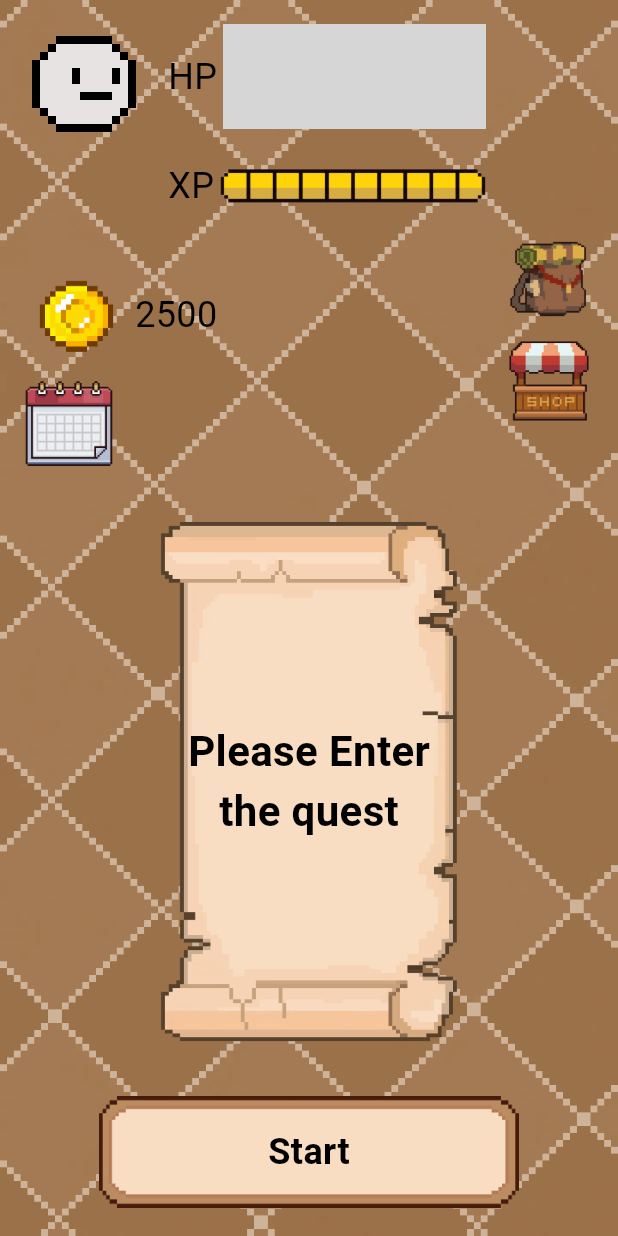
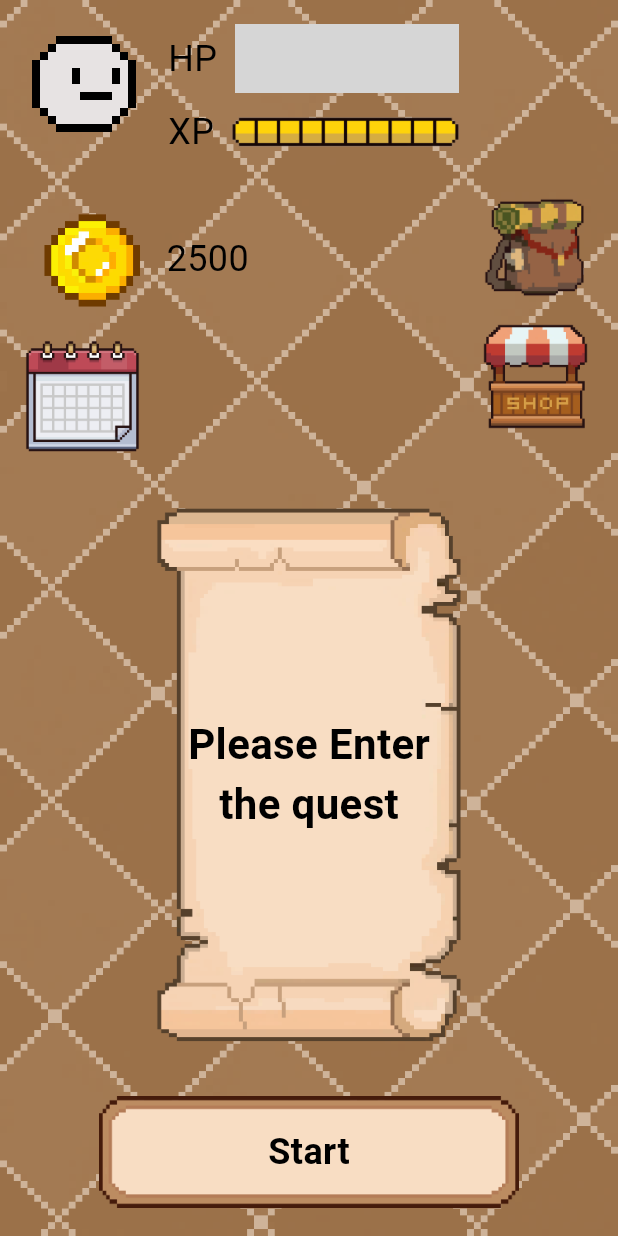
Before and after one commit to mi-noong/QuestLog_Front, a Flutter app: the HomeScreen screen opened directly, on a phone screen of 412 x 824 dp. Run offline on Flutter 3.47's test engine with Material 3 defaults, Android fonts, the phone set to English and light mode, and no system bars; our stand-ins replace flutter_local_notifications, shared_preferences, timezone; accounts and stored records are empty; Roboto replaces fonts that are missing (DungGeunMo); grey boxes are pictures that could not be loaded.

Commit message:
Update HomeScreen.dart

```diff
--- a/lib/HomeScreen.dart
+++ b/lib/HomeScreen.dart
@@ -1,7 +1,16 @@
 import 'package:flutter/material.dart';
 
-class HomeScreen extends StatelessWidget {
+class HomeScreen extends StatefulWidget {
   const HomeScreen({super.key});
+
+  @override
+  State<HomeScreen> createState() => _HomeScreenState();
+}
+
+class _HomeScreenState extends State<HomeScreen> {
+  static const double _statusBarHeight = 46; // HP/XP 바 높이만 조정
+  static const double _statusBarLeftOffset = 8; // HP/XP 바를 오른쪽으로 이동
+  bool _isQuestMap = false;
 
   @override
   Widget build(BuildContext context) {
@@ -56,12 +65,15 @@ class HomeScreen extends StatelessWidget {
                               const Text('HP', style: TextStyle(color: Colors.black, fontSize: 24, fontFamily: 'DungGeunMo')),
                               const SizedBox(width: 4),
                               Expanded(
+                                child: Padding(
+                                  padding: const EdgeInsets.only(left: _statusBarLeftOffset),
                                   child: SizedBox(
-                                  height: 70,
+                                    height: _statusBarHeight,
                                     child: Image.asset(
                                       'assets/images/Icon_HPBar_10.png',
                                       fit: BoxFit.fitWidth,
                                       alignment: Alignment.centerLeft,
+                                    ),
                                   ),
                                 ),
                               ),
@@ -73,12 +85,15 @@ class HomeScreen extends StatelessWidget {
                               const Text('XP', style: TextStyle(color: Colors.black, fontSize: 24, fontFamily: 'DungGeunMo')),
                               const SizedBox(width: 4),
                               Expanded(
+                                child: Padding(
+                                  padding: const EdgeInsets.only(left: _statusBarLeftOffset),
                                   child: SizedBox(
-                                  height: 70,
+                                    height: _statusBarHeight,
                                     child: Image.asset(
                                       'assets/images/Icon_XpBar_10.png',
                                       fit: BoxFit.fitWidth,
                                       alignment: Alignment.centerLeft,
+                                    ),
                                   ),
                                 ),
                               ),
@@ -92,13 +107,13 @@ class HomeScreen extends StatelessWidget {
                 const SizedBox(height: 16),
                 Row(
                   children: [
-                    Image.asset('assets/images/Icon_Gold.png', width: 70, height: 70),
+                    Image.asset('assets/images/Icon_Gold.png', width: 91, height: 91),
                     const SizedBox(width: 4),
                     const Text('2500', style: TextStyle(color: Colors.black, fontSize: 24, fontFamily: 'DungGeunMo')),
                   ],
                 ),
                 const SizedBox(height: 8),
-                Image.asset('assets/images/Icon_Calendar.png', width: 60, height: 60),
+                Image.asset('assets/images/Icon_Calendar.png', width: 78, height: 78),
               ],
             ),
           ),
@@ -106,10 +121,10 @@ class HomeScreen extends StatelessWidget {
           // 오른쪽 섹션: 가방/상점
           Column(
             children: [
-              const SizedBox(height: 140),
-              Image.asset('assets/images/Icon_Backpack.png', width: 60, height: 60),
+              const SizedBox(height: 110),
+              Image.asset('assets/images/Icon_Backpack.png', width: 78, height: 78),
               const SizedBox(height: 8),
-              Image.asset('assets/images/Icon_Shop.png', width: 60, height: 60),
+              Image.asset('assets/images/Icon_Shop.png', width: 78, height: 78),
             ],
           ),
         ],
@@ -121,17 +136,24 @@ class HomeScreen extends StatelessWidget {
     return Container(
       margin: const EdgeInsets.all(16.0),
       child: Center(
+        child: GestureDetector(
+          onTap: () {
+            setState(() {
+              _isQuestMap = !_isQuestMap;
+            });
+          },
           child: Stack(
             alignment: Alignment.center,
             children: [
               // 맵 이미지 (여백 최소화)
               Image.asset(
-              'assets/images/map.png',
+                _isQuestMap ? 'assets/images/map_Quest.png' : 'assets/images/map.png',
                 width: 900,
                 height: 1300,
               ),
 
-            // 퀘스트 텍스트
+              // 퀘스트 텍스트 (퀘스트 맵이 아닐 때만 표시)
+              if (!_isQuestMap)
                 const Positioned(
                   top: 0,
                   bottom: 0,
@@ -160,6 +182,7 @@ class HomeScreen extends StatelessWidget {
                   ),
                 ),
             ],
+          ),
         ),
       ),
     );
```
Lines whose indentation alone changed are shown as unchanged.
